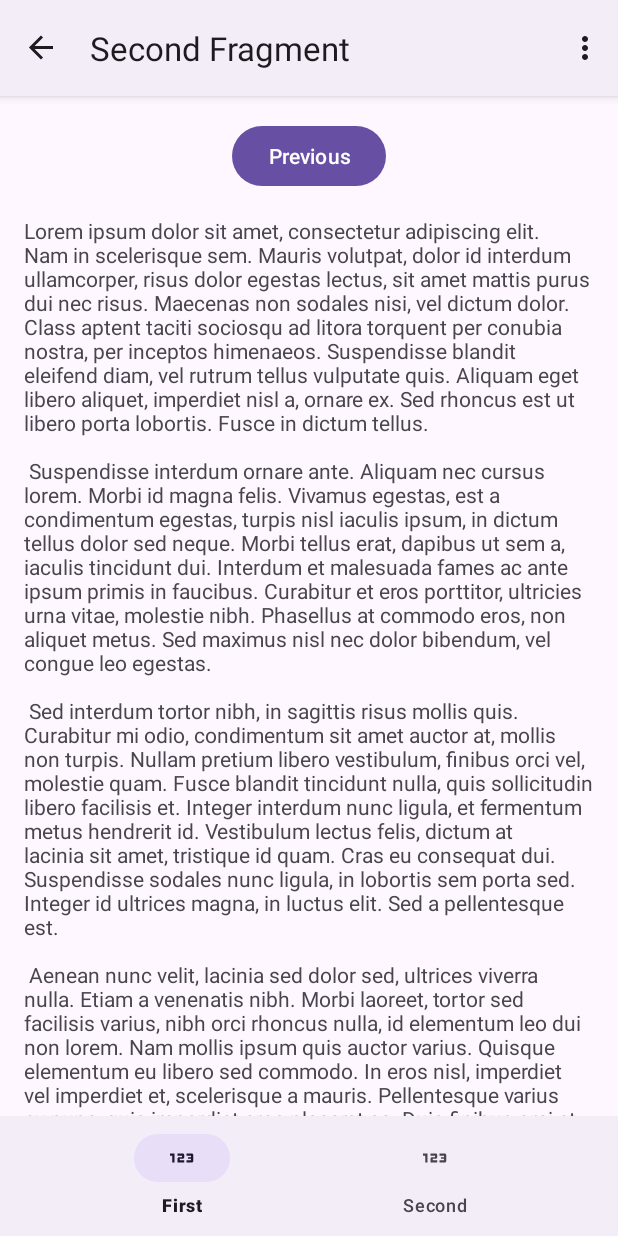
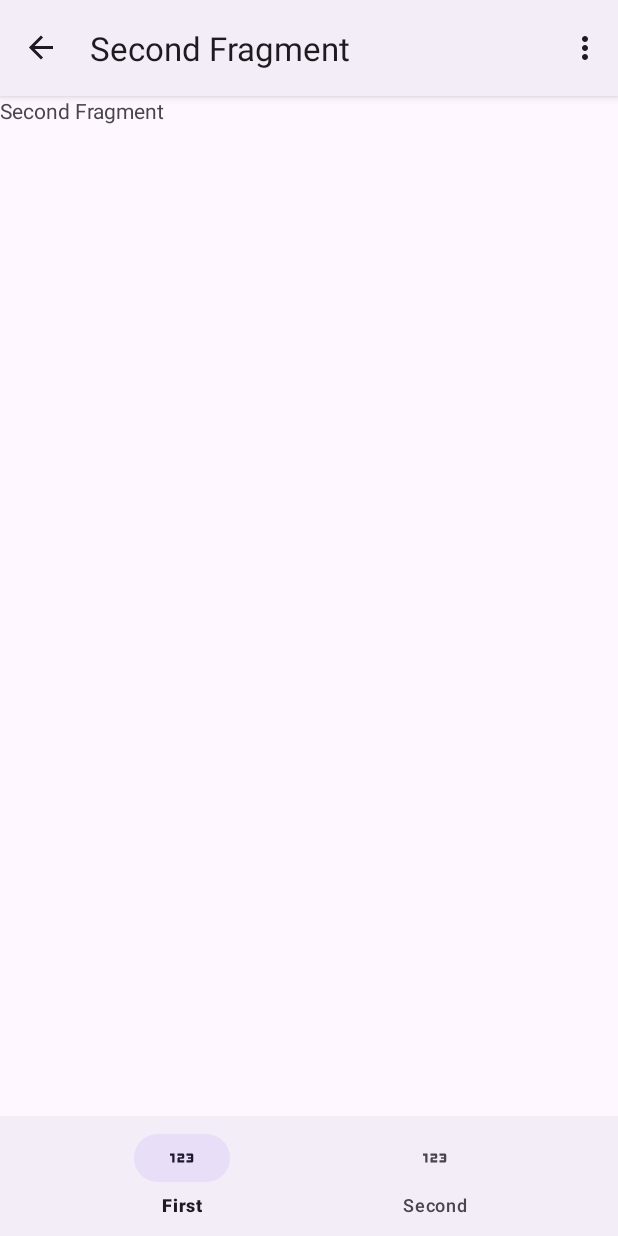
Before and after one commit to 48Shruti/IntentTask, an Android app: the Second2Fragment screen opened through its navigation route, on a phone screen of 412 x 824 dp. Run offline under Robolectric (Android 15) with nearby library versions, the phone set to English and light mode, and no system bars; our stand-ins replace navigation-ui.

Commit message:
side bar drawer and  view pager

```diff
--- a/app/src/main/AndroidManifest.xml
+++ b/app/src/main/AndroidManifest.xml
@@ -1,6 +1,8 @@
 <?xml version="1.0" encoding="utf-8"?>
 <manifest xmlns:android="http://schemas.android.com/apk/res/android"
     xmlns:tools="http://schemas.android.com/tools">
+
+    <uses-permission android:name="android.permission.INTERNET" />
 
     <application
         android:allowBackup="true"
@@ -12,6 +14,9 @@
         android:supportsRtl="true"
         android:theme="@style/Theme.IntentTask"
         tools:targetApi="31">
+        <activity
+            android:name=".DrawerActivity"
+            android:exported="false" />
         <activity
             android:name=".WebViewActivity"
             android:exported="false" />
@@ -80,6 +85,5 @@
             <!-- </intent-filter> -->
         </activity>
     </application>
-    <uses-permission android:name="android.permission.INTERNET" />
 
 </manifest>
--- a/app/src/main/java/com/shruti/intenttask/First2Fragment.kt
+++ b/app/src/main/java/com/shruti/intenttask/First2Fragment.kt
@@ -32,9 +32,9 @@ class First2Fragment : Fragment() {
     override fun onViewCreated(view: View, savedInstanceState: Bundle?) {
         super.onViewCreated(view, savedInstanceState)
 
-        binding.buttonFirst.setOnClickListener {
-            findNavController().navigate(R.id.action_First2Fragment_to_Second2Fragment)
-        }
+//        binding.buttonFirst.setOnClickListener {
+//            findNavController().navigate(R.id.action_First2Fragment_to_Second2Fragment)
+//        }
     }
 
     override fun onDestroyView() {
--- a/app/src/main/java/com/shruti/intenttask/MainActivity.kt
+++ b/app/src/main/java/com/shruti/intenttask/MainActivity.kt
@@ -190,6 +190,9 @@ class MainActivity : AppCompatActivity() {
             var intent = Intent(this,WebViewActivity::class.java)
             startActivity(intent)
         }
-
+        binding.btnDrawer.setOnClickListener {
+            var intent = Intent(this,DrawerActivity::class.java)
+            startActivity(intent)
+        }
     }
 }
--- a/app/src/main/java/com/shruti/intenttask/Second2Fragment.kt
+++ b/app/src/main/java/com/shruti/intenttask/Second2Fragment.kt
@@ -32,9 +32,9 @@ class Second2Fragment : Fragment() {
     override fun onViewCreated(view: View, savedInstanceState: Bundle?) {
         super.onViewCreated(view, savedInstanceState)
 
-        binding.buttonSecond.setOnClickListener {
-            findNavController().navigate(R.id.action_Second2Fragment_to_First2Fragment)
-        }
+//        binding.buttonSecond.setOnClickListener {
+//            findNavController().navigate(R.id.action_Second2Fragment_to_First2Fragment)
+//        }
     }
 
     override fun onDestroyView() {
--- a/app/src/main/res/layout/activity_main.xml
+++ b/app/src/main/res/layout/activity_main.xml
@@ -127,6 +127,11 @@
             android:layout_height="wrap_content"
             android:id="@+id/btnweb"
             android:text="WebView"/>
+        <Button
+            android:layout_width="wrap_content"
+            android:layout_height="wrap_content"
+            android:id="@+id/btnDrawer"
+            android:text="Drawer"/>
 
 
 
--- a/app/src/main/res/layout/fragment_second2.xml
+++ b/app/src/main/res/layout/fragment_second2.xml
@@ -1,35 +1,13 @@
 <?xml version="1.0" encoding="utf-8"?>
-<androidx.core.widget.NestedScrollView xmlns:android="http://schemas.android.com/apk/res/android"
+<LinearLayout xmlns:android="http://schemas.android.com/apk/res/android"
     xmlns:app="http://schemas.android.com/apk/res-auto"
     xmlns:tools="http://schemas.android.com/tools"
     android:layout_width="match_parent"
     android:layout_height="match_parent"
+
     tools:context=".Second2Fragment">
-
-    <androidx.constraintlayout.widget.ConstraintLayout
+    <TextView
         android:layout_width="match_parent"
         android:layout_height="match_parent"
-        android:padding="16dp">
-
-        <Button
-            android:id="@+id/button_second"
-            android:layout_width="wrap_content"
-            android:layout_height="wrap_content"
-            android:text="@string/previous"
-            app:layout_constraintBottom_toTopOf="@id/textview_second"
-            app:layout_constraintEnd_toEndOf="parent"
-            app:layout_constraintStart_toStartOf="parent"
-            app:layout_constraintTop_toTopOf="parent" />
-
-        <TextView
-            android:id="@+id/textview_second"
-            android:layout_width="wrap_content"
-            android:layout_height="wrap_content"
-            android:layout_marginTop="16dp"
-            android:text="@string/lorem_ipsum"
-            app:layout_constraintBottom_toBottomOf="parent"
-            app:layout_constraintEnd_toEndOf="parent"
-            app:layout_constraintStart_toStartOf="parent"
-            app:layout_constraintTop_toBottomOf="@id/button_second" />
-    </androidx.constraintlayout.widget.ConstraintLayout>
-</androidx.core.widget.NestedScrollView>
+        android:text="Second Fragment"/>
+</LinearLayout>
--- a/app/src/main/res/values/strings.xml
+++ b/app/src/main/res/values/strings.xml
@@ -15,41 +15,7 @@
     <string name="second_fragment_label">Second Fragment</string>
     <string name="next">Next</string>
     <string name="previous">Previous</string>
+    <string name="open">Open</string>
+    <string name="close">Close</string>
 
-    <string name="lorem_ipsum">
-        Lorem ipsum dolor sit amet, consectetur adipiscing elit. Nam in scelerisque sem. Mauris
-        volutpat, dolor id interdum ullamcorper, risus dolor egestas lectus, sit amet mattis purus
-        dui nec risus. Maecenas non sodales nisi, vel dictum dolor. Class aptent taciti sociosqu ad
-        litora torquent per conubia nostra, per inceptos himenaeos. Suspendisse blandit eleifend
-        diam, vel rutrum tellus vulputate quis. Aliquam eget libero aliquet, imperdiet nisl a,
-        ornare ex. Sed rhoncus est ut libero porta lobortis. Fusce in dictum tellus.\n\n
-        Suspendisse interdum ornare ante. Aliquam nec cursus lorem. Morbi id magna felis. Vivamus
-        egestas, est a condimentum egestas, turpis nisl iaculis ipsum, in dictum tellus dolor sed
-        neque. Morbi tellus erat, dapibus ut sem a, iaculis tincidunt dui. Interdum et malesuada
-        fames ac ante ipsum primis in faucibus. Curabitur et eros porttitor, ultricies urna vitae,
-        molestie nibh. Phasellus at commodo eros, non aliquet metus. Sed maximus nisl nec dolor
-        bibendum, vel congue leo egestas.\n\n
-        Sed interdum tortor nibh, in sagittis risus mollis quis. Curabitur mi odio, condimentum sit
-        amet auctor at, mollis non turpis. Nullam pretium libero vestibulum, finibus orci vel,
-        molestie quam. Fusce blandit tincidunt nulla, quis sollicitudin libero facilisis et. Integer
-        interdum nunc ligula, et fermentum metus hendrerit id. Vestibulum lectus felis, dictum at
-        lacinia sit amet, tristique id quam. Cras eu consequat dui. Suspendisse sodales nunc ligula,
-        in lobortis sem porta sed. Integer id ultrices magna, in luctus elit. Sed a pellentesque
-        est.\n\n
-        Aenean nunc velit, lacinia sed dolor sed, ultrices viverra nulla. Etiam a venenatis nibh.
-        Morbi laoreet, tortor sed facilisis varius, nibh orci rhoncus nulla, id elementum leo dui
-        non lorem. Nam mollis ipsum quis auctor varius. Quisque elementum eu libero sed commodo. In
-        eros nisl, imperdiet vel imperdiet et, scelerisque a mauris. Pellentesque varius ex nunc,
-        quis imperdiet eros placerat ac. Duis finibus orci et est auctor tincidunt. Sed non viverra
-        ipsum. Nunc quis augue egestas, cursus lorem at, molestie sem. Morbi a consectetur ipsum, a
-        placerat diam. Etiam vulputate dignissim convallis. Integer faucibus mauris sit amet finibus
-        convallis.\n\n
-        Phasellus in aliquet mi. Pellentesque habitant morbi tristique senectus et netus et
-        malesuada fames ac turpis egestas. In volutpat arcu ut felis sagittis, in finibus massa
-        gravida. Pellentesque id tellus orci. Integer dictum, lorem sed efficitur ullamcorper,
-        libero justo consectetur ipsum, in mollis nisl ex sed nisl. Donec maximus ullamcorper
-        sodales. Praesent bibendum rhoncus tellus nec feugiat. In a ornare nulla. Donec rhoncus
-        libero vel nunc consequat, quis tincidunt nisl eleifend. Cras bibendum enim a justo luctus
-        vestibulum. Fusce dictum libero quis erat maximus, vitae volutpat diam dignissim.
-    </string>
 </resources>
```
Also changed, not shown: app/src/main/java/com/shruti/intenttask/DrawerActivity.kt (added, +33 -0 lines), app/src/main/res/layout/activity_drawer.xml (added, +16 -0 lines), app/src/main/res/layout/fragment_first2.xml (+4 -27 lines), app/src/main/java/com/shruti/intenttask/MenuActivity.kt (line endings or trailing spaces).
